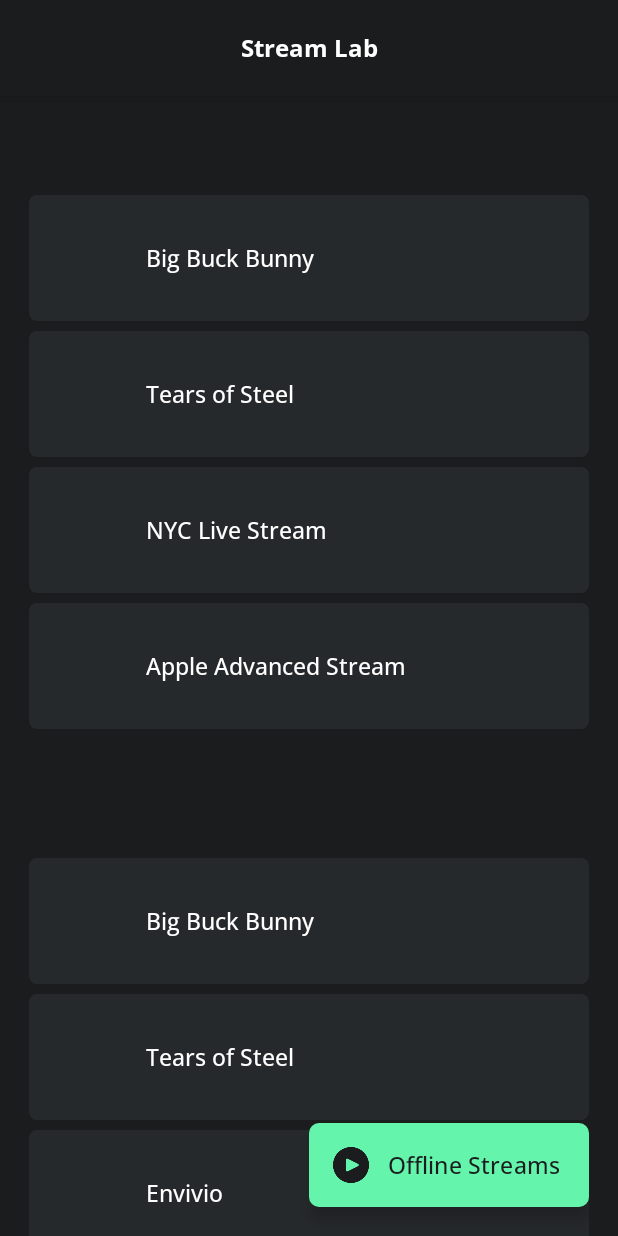
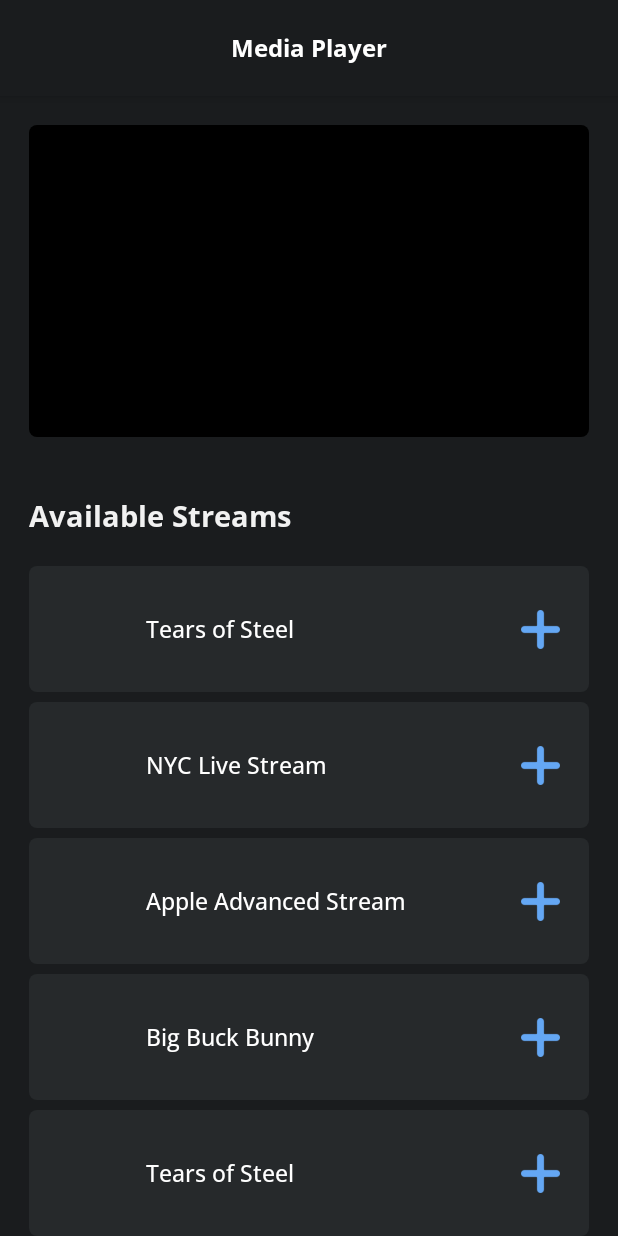
Before and after one commit to saadahmedscse/video-player-bs-task, an Android app: the screen it shows after launch (MainActivity), after a tap on "Big Buck Bunny", on a phone screen of 412 x 824 dp. Run offline under Robolectric (Android 15) with nearby library versions, the phone set to English and light mode, and no system bars; our stand-ins replace data binding, sdp/ssp sizes; 4 statements that could not run were skipped.

Commit message:
play video and maintain video queue

```diff
--- a/app/build.gradle.kts
+++ b/app/build.gradle.kts
@@ -71,4 +71,10 @@ dependencies {
 
     // Swipe Refresh Layout
     implementation(libs.swipe.refresh.layout)
+
+    // Exo Player
+    implementation(libs.androidx.media3.exoplayer)
+    implementation(libs.androidx.media3.exoplayer.dash)
+    implementation(libs.androidx.media3.exoplayer.hls)
+    implementation(libs.androidx.media3.ui)
 }
--- a/app/src/main/java/com/saadahmedev/videoplayer/base/BaseViewModel.kt
+++ b/app/src/main/java/com/saadahmedev/videoplayer/base/BaseViewModel.kt
@@ -3,6 +3,8 @@ package com.saadahmedev.videoplayer.base
 import androidx.lifecycle.LiveData
 import androidx.lifecycle.MutableLiveData
 import androidx.lifecycle.ViewModel
+import com.saadahmedev.videoplayer.domain.model.StreamItem
+import com.saadahmedev.videoplayer.domain.model.VideoType
 import com.saadahmedev.videoplayer.util.SingleLiveEvent
 
 abstract class BaseViewModel : ViewModel() {
@@ -12,4 +14,80 @@ abstract class BaseViewModel : ViewModel() {
     fun onSwipeRefreshed() {
         _onSwipeRefresh.value = SingleLiveEvent(true)
     }
+
+    fun getHLSVideos(): List<StreamItem> {
+        return listOf(
+            StreamItem(
+                id = 1,
+                name = "Big Buck Bunny",
+                link = "https://test-streams.mux.dev/x36xhzz/x36xhzz.m3u8",
+                type = VideoType.HLS
+            ),
+            StreamItem(
+                id = 2,
+                name = "Tears of Steel",
+                link = "https://test-streams.mux.dev/tears-of-steel/playlist.m3u8",
+                type = VideoType.HLS
+            ),
+            StreamItem(
+                id = 3,
+                name = "NYC Live Stream",
+                link = "https://video-weaver.jfk02.hls.ttvnw.net/v1/playlist/CpcEYQ9bwrdbHEEYH-wuSg.vwp-b3oUvbzMdAQdBTV3XUbc9n9Ibpkh13GYOT_giYq_lMoOhNrJfHX2RyejWwqEMTO62oKcMWlTkzDXWxuW6dyQUdW6IagkwF8i7BDgeFsbVtN7SpEpOHuJhGUkah1EsA6HE.rM9_NNinZV5S28IVNe5Qo2KnAe7M7PhfbgLeT4lRO7YexdgztMr7A.m3u8",
+                type = VideoType.HLS
+            ),
+            StreamItem(
+                id = 4,
+                name = "Apple Advanced Stream",
+                link = "https://devstreaming-cdn.apple.com/videos/streaming/examples/img_bipbop_adv_example_ts/master.m3u8",
+                type = VideoType.HLS
+            )
+        )
+    }
+
+    fun getDASHVideos(): List<StreamItem> {
+        return listOf(
+            StreamItem(
+                id = 1,
+                name = "Big Buck Bunny",
+                link = "https://dash.akamaized.net/akamai/bbb_30fps/bbb_30fps.mpd",
+                type = VideoType.DASH
+            ),
+            StreamItem(
+                id = 2,
+                name = "Tears of Steel",
+                link = "https://dash.akamaized.net/akamai/elephants_dream/elephants_dream_4k_30fps.mpd",
+                type = VideoType.DASH
+            ),
+            StreamItem(
+                id = 3,
+                name = "Envivio",
+                link = "https://dash.akamaized.net/envivio/EnvivioDash3/manifest.mpd",
+                type = VideoType.DASH
+            ),
+            StreamItem(
+                id = 4,
+                name = "Live Stream Test",
+                link = "https://test-streams.mux.dev/pts_shift/master.mpd",
+                type = VideoType.DASH
+            )
+        )
+    }
+
+    fun getAvailableItemsExceptQueueItems(queue: List<StreamItem>): List<StreamItem> {
+        val list = mutableListOf<StreamItem>()
+
+        getHLSVideos().forEach { item ->
+            if (!queue.contains(item)) {
+                list.add(item)
+            }
+        }
+
+        getDASHVideos().forEach { item ->
+            if (!queue.contains(item)) {
+                list.add(item)
+            }
+        }
+
+        return list
+    }
 }
--- /dev/null
+++ b/app/src/main/java/com/saadahmedev/videoplayer/domain/model/ListType.kt
@@ -0,0 +1,5 @@
+package com.saadahmedev.videoplayer.domain.model
+
+enum class ListType {
+    ALL, AVAILABLE, QUEUE
+}
--- a/app/src/main/java/com/saadahmedev/videoplayer/ui/MainActivityViewModel.kt
+++ b/app/src/main/java/com/saadahmedev/videoplayer/ui/MainActivityViewModel.kt
@@ -1,6 +1,44 @@
 package com.saadahmedev.videoplayer.ui
 
 import com.saadahmedev.videoplayer.base.BaseViewModel
+import com.saadahmedev.videoplayer.domain.model.StreamItem
+import java.util.LinkedList
 
 class MainActivityViewModel : BaseViewModel() {
+    val currentQueue: LinkedList<StreamItem> = LinkedList()
+
+    fun clearQueue() {
+        currentQueue.clear()
+    }
+
+    fun addToQueue(item: StreamItem) {
+        currentQueue.add(item)
+    }
+
+    fun removeFromQueue(item: StreamItem) {
+        currentQueue.remove(item)
+    }
+
+    fun peekFirstItem(): StreamItem? {
+        return currentQueue.peekFirst()
+    }
+
+    fun removeFirstItem(): StreamItem? {
+        return currentQueue.pollFirst()
+    }
+
+    fun getCurrentQueueItemExceptSelf(): List<StreamItem> {
+        val list = mutableListOf<StreamItem>()
+
+        val currentItem = peekFirstItem()
+        currentItem?.let {
+            currentQueue.forEach { item ->
+                if (item != it) {
+                    list.add(item)
+                }
+            }
+        }
+
+        return list
+    }
 }
--- a/app/src/main/java/com/saadahmedev/videoplayer/ui/home/HomeFragment.kt
+++ b/app/src/main/java/com/saadahmedev/videoplayer/ui/home/HomeFragment.kt
@@ -13,11 +13,11 @@ class HomeFragment : BaseFragment<HomeViewModel, FragmentHomeBinding>(FragmentHo
     override val viewmodel: HomeViewModel by viewModels()
 
     private val hlsAdapter by lazy {
-        StreamItemAdapter(::onStreamItemClicked)
+        StreamItemAdapter(onItemClick = ::onStreamItemClicked)
     }
 
     private val dashAdapter by lazy {
-        StreamItemAdapter(::onStreamItemClicked)
+        StreamItemAdapter(onItemClick = ::onStreamItemClicked)
     }
 
     override fun onFragmentCreate(savedInstanceState: Bundle?) {
@@ -35,6 +35,12 @@ class HomeFragment : BaseFragment<HomeViewModel, FragmentHomeBinding>(FragmentHo
     }
 
     private fun onStreamItemClicked(item: StreamItem) {
-        //
+        sharedViewModel.apply {
+            clearQueue()
+            addToQueue(item)
+        }
+        navigate(
+            destination = R.id.action_homeFragment_to_playerFragment
+        )
     }
 }
--- a/app/src/main/java/com/saadahmedev/videoplayer/ui/home/HomeViewModel.kt
+++ b/app/src/main/java/com/saadahmedev/videoplayer/ui/home/HomeViewModel.kt
@@ -1,65 +1,5 @@
 package com.saadahmedev.videoplayer.ui.home
 
 import com.saadahmedev.videoplayer.base.BaseViewModel
-import com.saadahmedev.videoplayer.domain.model.StreamItem
-import com.saadahmedev.videoplayer.domain.model.VideoType
 
-class HomeViewModel : BaseViewModel() {
-    fun getHLSVideos(): List<StreamItem> {
-        return listOf(
-            StreamItem(
-                id = 1,
-                name = "Big Buck Bunny",
-                link = "https://test-streams.mux.dev/x36xhzz/x36xhzz.m3u8",
-                type = VideoType.HLS
-            ),
-            StreamItem(
-                id = 2,
-                name = "Tears of Steel",
-                link = "https://test-streams.mux.dev/tears-of-steel/playlist.m3u8",
-                type = VideoType.HLS
-            ),
-            StreamItem(
-                id = 3,
-                name = "NYC Live Stream",
-                link = "https://video-weaver.jfk02.hls.ttvnw.net/v1/playlist/CpcEYQ9bwrdbHEEYH-wuSg.vwp-b3oUvbzMdAQdBTV3XUbc9n9Ibpkh13GYOT_giYq_lMoOhNrJfHX2RyejWwqEMTO62oKcMWlTkzDXWxuW6dyQUdW6IagkwF8i7BDgeFsbVtN7SpEpOHuJhGUkah1EsA6HE.rM9_NNinZV5S28IVNe5Qo2KnAe7M7PhfbgLeT4lRO7YexdgztMr7A.m3u8",
-                type = VideoType.HLS
-            ),
-            StreamItem(
-                id = 4,
-                name = "Apple Advanced Stream",
-                link = "https://devstreaming-cdn.apple.com/videos/streaming/examples/img_bipbop_adv_example_ts/master.m3u8",
-                type = VideoType.HLS
-            )
-        )
-    }
-
-    fun getDASHVideos(): List<StreamItem> {
-        return listOf(
-            StreamItem(
-                id = 1,
-                name = "Big Buck Bunny",
-                link = "https://dash.akamaized.net/akamai/bbb_30fps/bbb_30fps.mpd",
-                type = VideoType.DASH
-            ),
-            StreamItem(
-                id = 2,
-                name = "Tears of Steel",
-                link = "https://dash.akamaized.net/akamai/elephants_dream/elephants_dream_4k_30fps.mpd",
-                type = VideoType.DASH
-            ),
-            StreamItem(
-                id = 3,
-                name = "Envivio",
-                link = "https://dash.akamaized.net/envivio/EnvivioDash3/manifest.mpd",
-                type = VideoType.DASH
-            ),
-            StreamItem(
-                id = 4,
-                name = "Live Stream Test",
-                link = "https://test-streams.mux.dev/pts_shift/master.mpd",
-                type = VideoType.DASH
-            )
-        )
-    }
-}
+class HomeViewModel : BaseViewModel()
--- a/app/src/main/java/com/saadahmedev/videoplayer/ui/home/StreamItemAdapter.kt
+++ b/app/src/main/java/com/saadahmedev/videoplayer/ui/home/StreamItemAdapter.kt
@@ -1,17 +1,43 @@
 package com.saadahmedev.videoplayer.ui.home
 
+import android.graphics.PorterDuff
+import androidx.core.content.ContextCompat
 import com.saadahmedev.videoplayer.R
 import com.saadahmedev.videoplayer.base.BaseRecyclerAdapter
 import com.saadahmedev.videoplayer.databinding.LayoutListVideoItemBinding
+import com.saadahmedev.videoplayer.domain.model.ListType
 import com.saadahmedev.videoplayer.domain.model.StreamItem
+import com.saadahmedev.videoplayer.util.extension.gone
+import com.saadahmedev.videoplayer.util.extension.visible
 
-class StreamItemAdapter(private val onItemClick: (StreamItem) -> Unit) : BaseRecyclerAdapter<StreamItem, LayoutListVideoItemBinding>() {
+class StreamItemAdapter(
+    private val onItemClick: ((StreamItem) -> Unit)? = null,
+    private val onActionClick: ((StreamItem, ListType) -> Unit)? = null,
+    private val listType: ListType = ListType.ALL
+) : BaseRecyclerAdapter<StreamItem, LayoutListVideoItemBinding>() {
 
     override val layoutRes: Int get() = R.layout.layout_list_video_item
 
     override fun onBind(binding: LayoutListVideoItemBinding, item: StreamItem, position: Int) {
         binding.item = item
 
-        binding.root.setOnClickListener { onItemClick.invoke(item) }
+        binding.root.setOnClickListener { onItemClick?.invoke(item) }
+        binding.btnAction.setOnClickListener { onActionClick?.invoke(item, listType) }
+
+        when (listType) {
+            ListType.ALL -> {
+                binding.btnAction.gone()
+            }
+            ListType.AVAILABLE -> {
+                binding.btnAction.visible()
+                binding.btnAction.setImageResource(R.drawable.ic_add)
+                binding.btnAction.setColorFilter(ContextCompat.getColor(binding.root.context, R.color.colorHls), PorterDuff.Mode.SRC_IN)
+            }
+            ListType.QUEUE -> {
+                binding.btnAction.visible()
+                binding.btnAction.setImageResource(R.drawable.ic_remove)
+                binding.btnAction.setColorFilter(ContextCompat.getColor(binding.root.context, R.color.colorDash), PorterDuff.Mode.SRC_IN)
+            }
+        }
     }
 }
--- /dev/null
+++ b/app/src/main/java/com/saadahmedev/videoplayer/ui/player/PlayerFragment.kt
@@ -0,0 +1,194 @@
+package com.saadahmedev.videoplayer.ui.player
+
+import android.net.Uri
+import android.os.Bundle
+import android.os.Handler
+import android.os.Looper
+import androidx.core.view.isVisible
+import androidx.fragment.app.viewModels
+import androidx.media3.common.MediaItem
+import androidx.media3.common.Player
+import androidx.media3.exoplayer.ExoPlayer
+import com.saadahmedev.videoplayer.R
+import com.saadahmedev.videoplayer.base.BaseFragment
+import com.saadahmedev.videoplayer.databinding.FragmentPlayerBinding
+import com.saadahmedev.videoplayer.domain.model.ListType
+import com.saadahmedev.videoplayer.domain.model.StreamItem
+import com.saadahmedev.videoplayer.ui.home.StreamItemAdapter
+import com.saadahmedev.videoplayer.util.extension.gone
+import com.saadahmedev.videoplayer.util.extension.visible
+
+class PlayerFragment :
+    BaseFragment<PlayerViewModel, FragmentPlayerBinding>(FragmentPlayerBinding::inflate),
+    Player.Listener {
+
+    override val toolbarTitle: String get() = getString(R.string.media_player)
+    override val viewmodel: PlayerViewModel by viewModels()
+
+    private lateinit var player: ExoPlayer
+
+    private val currentQueueAdapter by lazy {
+        StreamItemAdapter(
+            onActionClick = ::onStreamActionClicked,
+            listType = ListType.QUEUE
+        )
+    }
+
+    private val availableQueueAdapter by lazy {
+        StreamItemAdapter(
+            onActionClick = ::onStreamActionClicked,
+            listType = ListType.AVAILABLE
+        )
+    }
+
+    override fun onFragmentCreate(savedInstanceState: Bundle?) {
+        player = ExoPlayer.Builder(requireContext()).build()
+        player.addListener(this)
+        binding.apply {
+            binding.exoPlayerView.player = player
+            binding.exoPlayerView.clipToOutline = true
+
+            recyclerViewCurrent.adapter = currentQueueAdapter
+            recyclerViewAvailable.adapter = availableQueueAdapter
+        }
+
+        sharedViewModel.peekFirstItem()?.link?.let {
+            loadMediaPreparePlay(it)
+        }
+
+        currentQueueAdapter.addItems(sharedViewModel.getCurrentQueueItemExceptSelf())
+        availableQueueAdapter.addItems(viewmodel.getAvailableItemsExceptQueueItems(sharedViewModel.currentQueue))
+    }
+
+    override fun observeData() {
+        //
+    }
+
+    private fun onStreamActionClicked(item: StreamItem, listType: ListType) {
+        when (listType) {
+            ListType.AVAILABLE -> {
+                availableQueueAdapter.removeItem(item)
+                currentQueueAdapter.addItem(item)
+                sharedViewModel.addToQueue(item)
+
+                MediaItem.fromUri(item.link).also {
+                    player.addMediaItem(it)
+                }
+
+                binding.apply {
+                    if (!tvTitleCurrent.isVisible && currentQueueAdapter.itemCount >= 1) {
+                        tvTitleCurrent.visible()
+                        recyclerViewCurrent.visible()
+                    }
+                }
+            }
+
+            ListType.QUEUE -> {
+                currentQueueAdapter.removeItem(item)
+                availableQueueAdapter.addItem(item)
+                sharedViewModel.removeFromQueue(item)
+
+                for (i in 0 until player.mediaItemCount) {
+                    val mediaItem = player.getMediaItemAt(i)
+                    if (mediaItem.localConfiguration?.uri == Uri.parse(item.link)) {
+                        player.removeMediaItem(i)
+                        break
+                    }
+                }
+
+                if (currentQueueAdapter.itemCount == 0) {
+                    binding.apply {
+                        tvTitleCurrent.gone()
+                        recyclerViewCurrent.gone()
+                    }
+                }
+            }
+
+            ListType.ALL -> {}
+        }
+    }
+
+    private fun loadMediaPreparePlay(link: String) {
+        MediaItem.fromUri(link).also {
+            player.apply {
+                setMediaItem(it)
+                prepare()
+                play()
+            }
+        }
+    }
+
+    override fun onMediaItemTransition(mediaItem: MediaItem?, reason: Int) {
+        if (reason == Player.MEDIA_ITEM_TRANSITION_REASON_AUTO) {
+            sharedViewModel.removeFirstItem()?.let {
+                availableQueueAdapter.addItem(it)
+            }
+        }
+    }
+
+    override fun onPlaybackStateChanged(playbackState: Int) {
+        when (playbackState) {
+            Player.STATE_READY -> {
+                handler.post(updatePositionRunnable)
+                if (currentQueueAdapter.itemCount > 0) currentQueueAdapter.removeItem(0)
+
+                viewmodel.getAvailableItemsExceptQueueItems(sharedViewModel.currentQueue)
+                    .find { player.currentMediaItem?.localConfiguration?.uri == Uri.parse(it.link) }
+                    ?.also {
+                        availableQueueAdapter.removeItem(it)
+                    }
+
+                binding.apply {
+                    if (tvTitleCurrent.isVisible && currentQueueAdapter.itemCount <= 0) {
+                        tvTitleCurrent.gone()
+                        recyclerViewCurrent.gone()
+                    }
+                }
+            }
+
+            else -> {}
+        }
+    }
+
+    override fun onPositionDiscontinuity(
+        oldPosition: Player.PositionInfo,
+        newPosition: Player.PositionInfo,
+        reason: Int
+    ) {
+        if (reason == Player.DISCONTINUITY_REASON_SEEK) {
+            newPosition.positionMs.also {
+                saveCurrentPosition(it)
+            }
+        }
+    }
+
+    private val handler = Handler(Looper.getMainLooper())
+    private val updateInterval: Long = 1000
+
+    private val updatePositionRunnable = object : Runnable {
+        override fun run() {
+            saveCurrentPosition(player.currentPosition)
+            handler.postDelayed(this, updateInterval)
+        }
+    }
+
+    private fun saveCurrentPosition(position: Long) {
+        //
+    }
+
+    override fun onStop() {
+        super.onStop()
+        if (::player.isInitialized) {
+            player.release()
+            handler.removeCallbacks(updatePositionRunnable)
+        }
+    }
+
+    override fun onDestroy() {
+        super.onDestroy()
+        if (::player.isInitialized) {
+            player.release()
+            handler.removeCallbacks(updatePositionRunnable)
+        }
+    }
+}
--- /dev/null
+++ b/app/src/main/java/com/saadahmedev/videoplayer/ui/player/PlayerViewModel.kt
@@ -0,0 +1,6 @@
+package com.saadahmedev.videoplayer.ui.player
+
+import com.saadahmedev.videoplayer.base.BaseViewModel
+
+class PlayerViewModel : BaseViewModel() {
+}
--- /dev/null
+++ b/app/src/main/res/layout/fragment_player.xml
@@ -0,0 +1,86 @@
+<?xml version="1.0" encoding="utf-8"?>
+<androidx.constraintlayout.widget.ConstraintLayout xmlns:android="http://schemas.android.com/apk/res/android"
+    xmlns:app="http://schemas.android.com/apk/res-auto"
+    xmlns:tools="http://schemas.android.com/tools"
+    android:layout_width="match_parent"
+    android:layout_height="match_parent"
+    android:background="@color/colorDarkGrey"
+    android:paddingHorizontal="@dimen/_15sdp"
+    android:paddingTop="@dimen/_15sdp"
+    tools:context=".ui.player.PlayerFragment">
+
+    <androidx.media3.ui.PlayerView
+        android:id="@+id/exo_player_view"
+        android:layout_width="match_parent"
+        app:use_controller="true"
+        app:show_buffering="always"
+        app:show_shuffle_button="true"
+        app:show_subtitle_button="true"
+        app:show_timeout="3000"
+        android:layout_height="@dimen/_160sdp"
+        android:background="@drawable/bg_dark_grey_5"
+        app:layout_constraintTop_toTopOf="parent"
+        app:resize_mode="fill" />
+
+    <androidx.core.widget.NestedScrollView
+        android:layout_width="match_parent"
+        android:layout_height="0dp"
+        android:clipToPadding="false"
+        android:fillViewport="true"
+        android:paddingBottom="@dimen/_15sdp"
+        app:layout_constraintBottom_toBottomOf="parent"
+        app:layout_constraintTop_toBottomOf="@id/exo_player_view">
+
+        <androidx.constraintlayout.widget.ConstraintLayout
+            android:layout_width="match_parent"
+            android:layout_height="wrap_content">
+
+            <TextView
+                android:id="@+id/tv_title_current"
+                android:layout_width="wrap_content"
+                android:layout_height="wrap_content"
+                android:layout_marginTop="@dimen/_30sdp"
+                android:fontFamily="@font/open_sans_bold"
+                android:text="@string/current_queue"
+                android:textColor="@color/colorLightGrey"
+                android:textSize="@dimen/_15ssp"
+                android:visibility="gone"
+                app:layout_constraintStart_toStartOf="parent"
+                app:layout_constraintTop_toTopOf="parent" />
+
+            <androidx.recyclerview.widget.RecyclerView
+                android:id="@+id/recycler_view_current"
+                android:layout_width="match_parent"
+                android:layout_height="wrap_content"
+                android:layout_marginTop="@dimen/_10sdp"
+                android:nestedScrollingEnabled="false"
+                android:visibility="gone"
+                app:layoutManager="androidx.recyclerview.widget.LinearLayoutManager"
+                app:layout_constraintTop_toBottomOf="@id/tv_title_current" />
+
+            <TextView
+                android:id="@+id/tv_title_available"
+                android:layout_width="wrap_content"
+                android:layout_height="wrap_content"
+                android:layout_marginTop="@dimen/_30sdp"
+                android:fontFamily="@font/open_sans_bold"
+                android:text="@string/available_streams"
+                android:textColor="@color/colorLightGrey"
+                android:textSize="@dimen/_15ssp"
+                app:layout_constraintStart_toStartOf="parent"
+                app:layout_constraintTop_toBottomOf="@id/recycler_view_current" />
+
+            <androidx.recyclerview.widget.RecyclerView
+                android:id="@+id/recycler_view_available"
+                android:layout_width="match_parent"
+                android:layout_height="wrap_content"
+                android:layout_marginTop="@dimen/_10sdp"
+                android:nestedScrollingEnabled="false"
+                app:layoutManager="androidx.recyclerview.widget.LinearLayoutManager"
+                app:layout_constraintTop_toBottomOf="@id/tv_title_available" />
+
+        </androidx.constraintlayout.widget.ConstraintLayout>
+
+    </androidx.core.widget.NestedScrollView>
+
+</androidx.constraintlayout.widget.ConstraintLayout>
--- a/app/src/main/res/layout/layout_list_video_item.xml
+++ b/app/src/main/res/layout/layout_list_video_item.xml
@@ -32,15 +32,25 @@
             app:tint="@{item.type == type.HLS ? @color/colorHls : @color/colorDash}" />
 
         <androidx.appcompat.widget.AppCompatTextView
-            android:layout_width="wrap_content"
+            android:layout_width="0dp"
             android:layout_height="wrap_content"
             android:layout_marginStart="@dimen/_10sdp"
+            android:layout_marginEnd="@dimen/_10sdp"
             android:fontFamily="@font/open_sans_medium"
             android:text="@{item.name}"
             android:textColor="@color/static_white"
             android:textSize="@dimen/_12ssp"
             app:layout_constraintBottom_toBottomOf="parent"
+            app:layout_constraintEnd_toStartOf="@id/btn_action"
             app:layout_constraintStart_toEndOf="@id/iv_video_icon"
+            app:layout_constraintTop_toTopOf="parent" />
+
+        <androidx.appcompat.widget.AppCompatImageView
+            android:id="@+id/btn_action"
+            android:layout_width="@dimen/_20sdp"
+            android:layout_height="@dimen/_20sdp"
+            app:layout_constraintBottom_toBottomOf="parent"
+            app:layout_constraintEnd_toEndOf="parent"
             app:layout_constraintTop_toTopOf="parent" />
 
     </androidx.constraintlayout.widget.ConstraintLayout>
--- a/app/src/main/res/navigation/app_navigation_graph.xml
+++ b/app/src/main/res/navigation/app_navigation_graph.xml
@@ -18,5 +18,14 @@
         android:id="@+id/homeFragment"
         android:name="com.saadahmedev.videoplayer.ui.home.HomeFragment"
         android:label="fragment_home"
-        tools:layout="@layout/fragment_home" />
+        tools:layout="@layout/fragment_home" >
+        <action
+            android:id="@+id/action_homeFragment_to_playerFragment"
+            app:destination="@id/playerFragment" />
+    </fragment>
+    <fragment
+        android:id="@+id/playerFragment"
+        android:name="com.saadahmedev.videoplayer.ui.player.PlayerFragment"
+        android:label="fragment_player"
+        tools:layout="@layout/fragment_player" />
 </navigation>
--- a/app/src/main/res/values/strings.xml
+++ b/app/src/main/res/values/strings.xml
@@ -7,4 +7,7 @@
     <string name="hello_blank_fragment">Hello blank fragment</string>
     <string name="title_home">Stream Lab</string>
     <string name="offline_streams">Offline Streams</string>
+    <string name="media_player">Media Player</string>
+    <string name="current_queue">Current Queue</string>
+    <string name="available_streams">Available Streams</string>
 </resources>
--- a/gradle/libs.versions.toml
+++ b/gradle/libs.versions.toml
@@ -10,6 +10,7 @@ material = "1.12.0"
 activity = "1.9.2"
 constraintlayout = "2.1.4"
 
+media3Exoplayer = "1.4.1"
 navigationFragmentKtx = "2.7.7"
 navigationUiKtx = "2.7.7"
 sspSdp = "1.1.1"
@@ -20,6 +21,10 @@ swipeRefreshLayout = "1.2.0-alpha01"
 
 [libraries]
 androidx-core-ktx = { group = "androidx.core", name = "core-ktx", version.ref = "coreKtx" }
+androidx-media3-exoplayer = { module = "androidx.media3:media3-exoplayer", version.ref = "media3Exoplayer" }
+androidx-media3-exoplayer-dash = { module = "androidx.media3:media3-exoplayer-dash", version.ref = "media3Exoplayer" }
+androidx-media3-exoplayer-hls = { module = "androidx.media3:media3-exoplayer-hls", version.ref = "media3Exoplayer" }
+androidx-media3-ui = { module = "androidx.media3:media3-ui", version.ref = "media3Exoplayer" }
 junit = { group = "junit", name = "junit", version.ref = "junit" }
 androidx-junit = { group = "androidx.test.ext", name = "junit", version.ref = "junitVersion" }
 androidx-espresso-core = { group = "androidx.test.espresso", name = "espresso-core", version.ref = "espressoCore" }
```
Also changed, not shown: app/src/main/res/drawable/ic_add.png (added), app/src/main/res/drawable/ic_remove.png (added).
